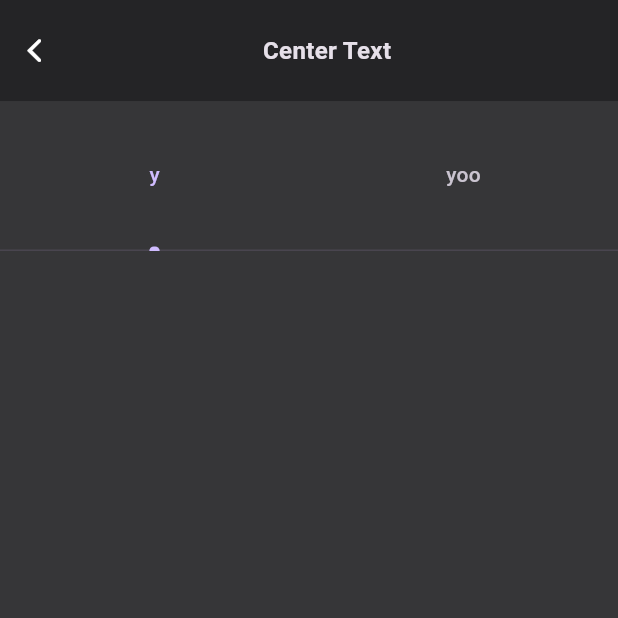
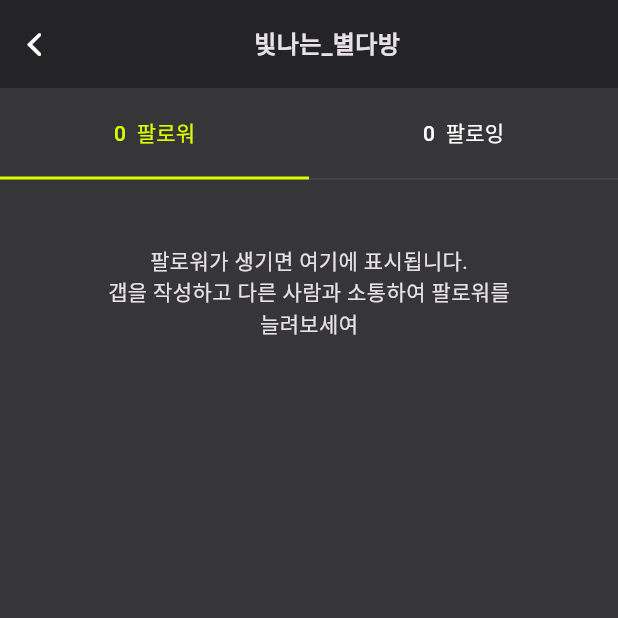
Before and after one commit to AbdurahmanAb/social_project, a Flutter app: the ProfileFollower screen opened directly, on a phone screen of 412 x 824 dp, the top half of it. Run offline on Flutter 3.47's test engine with Material 3 defaults, Android fonts, the phone set to English and light mode, and no system bars; our stand-ins replace get; missing offline and left inert: radio_group_v2.

Commit message:
profile thumnail follower page edited

```diff
--- a/lib/core/MyBottomSheet.dart
+++ b/lib/core/MyBottomSheet.dart
@@ -6,9 +6,9 @@ import '../utils/constants.dart';
 
 class MyBottomSheet {
 
-/// accept 4 (2, icons and 2 text) arguments to show when the bottomSheet is trigered
+/// accept 4 (2, icons and 2 text) arguments to show when the bottomSheet is opened
 ///  the elements will be displayed as row
-///
+///  MyBottoSheet.showBottomSheet(...argumentss) will open the bottomSheet
 
 
 
--- a/lib/features/profile/presentation/screen/profile_follow.dart
+++ b/lib/features/profile/presentation/screen/profile_follow_list.dart
@@ -1,9 +1,11 @@
 import 'package:flutter/material.dart';
+import 'package:kim/features/profile/presentation/widgets/no_follows.dart';
 import 'package:kim/features/profile/presentation/widgets/profile_top_bar.dart';
 import 'package:kim/utils/constants.dart';
 
 class ProfileFollower extends StatefulWidget {
-  const ProfileFollower({super.key});
+
+  const ProfileFollower({super.key, });
 
   @override
   State<ProfileFollower> createState() => _ProfileFollowerState();
@@ -11,6 +13,8 @@ class ProfileFollower extends StatefulWidget {
 
 class _ProfileFollowerState extends State<ProfileFollower> with TickerProviderStateMixin {
 late TabController tabController;
+final int follower =0;
+  final int following =0;
 
 void initState(){
   super.initState();
@@ -25,18 +29,25 @@ void initState(){
           child: Container(
         color: Constants.lightblack,
         child: Column(
-          children: [ProfileTopBar(text: "Center Text"),
+          children: [ProfileTopBar(text: "빛나는_별다방"),
           SizedBox(
-            height: 100,
+           height: Constants.height15*4,
             child: TabBar(
-
+              indicatorColor: Constants.appColor,
+            unselectedLabelColor: Constants.white,
+            labelColor: Constants.appColor,
+            indicatorSize: TabBarIndicatorSize.tab,
               controller: tabController,
               tabs: [
-                Text("y"),Text("yoo")
+                Text("$follower  팔로워"),
+                Text("$following  팔로잉")
               ]),
-          )
-
-
+          ),
+          SizedBox(height: Constants.height20 *2,),
+          Expanded(child: TabBarView(controller: tabController, children: [
+                 NoFollow(followerEnum:FollowerEnum.follower ),
+                  NoFollow(followerEnum:FollowerEnum.following ),
+          ]))
 
           ],
         ),
--- /dev/null
+++ b/lib/features/profile/presentation/widgets/no_follows.dart
@@ -0,0 +1,33 @@
+import 'package:flutter/material.dart';
+import 'package:kim/core/text/MidText.dart';
+import 'package:kim/utils/constants.dart';
+enum FollowerEnum{
+follower,
+following;
+}
+class NoFollow extends StatefulWidget {
+  final Enum followerEnum;
+  const NoFollow({super.key, required this.followerEnum});
+
+  @override
+  State<NoFollow> createState() => _NoFollowState();
+}
+
+class _NoFollowState extends State<NoFollow> {
+  @override
+  Widget build(BuildContext context) {
+    return widget.followerEnum==FollowerEnum.follower? Column(
+      children: [
+        MidText(size: Constants.mdFont, text:"팔로워가 생기면 여기에 표시됩니다."),
+        MidText(size: Constants.mdFont, text: "갭을 작성하고 다른 사람과 소통하여 팔로워를"),
+        MidText(size: Constants.mdFont, text: "늘려보세여")
+      ],
+    ):Column(
+      children: [
+        MidText(size: Constants.mdFont, text:"팔로우가 생기면 여기에 표시됩니다."),
+        MidText(size: Constants.mdFont, text: "상대방에게 먼저 팔로우를 하여 손을 내밀어 보세요."),
+        MidText(size: Constants.mdFont, text: "친구의 갭을 빠르게 확인할 수 있습니다.")
+      ],
+    );
+  }
+}
--- a/lib/features/profile/presentation/widgets/profile_top_bar.dart
+++ b/lib/features/profile/presentation/widgets/profile_top_bar.dart
@@ -1,5 +1,7 @@
 import 'package:flutter/cupertino.dart';
 import 'package:flutter/material.dart';
+import 'package:flutter/widgets.dart';
+import 'package:get/get.dart';
 import 'package:kim/utils/constants.dart';
 
 import '../../../../core/text/HeaderText.dart';
@@ -13,10 +15,14 @@ class ProfileTopBar extends StatelessWidget {
     return Container(
       color: Constants.black,
       padding: EdgeInsets.symmetric(
-          vertical: Constants.height20, horizontal: Constants.height10),
+          vertical: Constants.height20*0.8, horizontal: Constants.height10),
       child: Row(
         children: [
-          Icon(CupertinoIcons.back),
+          GestureDetector(
+            onTap: (){
+              Get.back();
+            },
+            child: Icon(CupertinoIcons.back)),
           Expanded(
               child: Center(
                   child: Header(
--- a/lib/main.dart
+++ b/lib/main.dart
@@ -1,13 +1,18 @@
 import 'package:flutter/material.dart';
+import 'package:flutter/services.dart';
 import 'package:get/get.dart';
 import 'package:kim/features/feed/domian/poll_controller.dart';
 import 'package:kim/routes/get_routes.dart';
+import 'package:kim/utils/constants.dart';
 import 'package:kim/utils/dependecies.dart';
 
 
 void main() async {
   WidgetsFlutterBinding.ensureInitialized();
  await init();
+  SystemChrome.setSystemUIOverlayStyle(SystemUiOverlayStyle(
+    statusBarColor: Constants.black, // Replace with your desired color
+  ));
   runApp( const MyApp());
 }
 
--- a/lib/routes/get_routes.dart
+++ b/lib/routes/get_routes.dart
@@ -1,4 +1,5 @@
 import 'package:get/get.dart';
+import 'package:kim/features/profile/presentation/screen/profile_edit.dart';
 import 'package:kim/features/profile/presentation/screen/profile_thumbnail.dart';
 import 'package:kim/features/Lounge_Feed/presentation/screen/main_yes_screen.dart';
 import 'package:kim/features/Lounge_Feed/presentation/screen/search_screen.dart';
@@ -23,6 +24,8 @@ class Routes {
   static const String write = "/write";
   static const String profile = "/profile";
   static const String follows = "/follows";
+  static const String profileEdit = "/profileEdit";
+
   static String getFeed(int id) => '$feed?id=$id';
   static String getImage(int id) => '$image?id=$id';
 
@@ -35,6 +38,7 @@ class Routes {
     GetPage(name: detailBrand, page: () => const DetailBrand()),
     GetPage(name: profile, page: () => const ProfileThumbnail()),
     GetPage(name: follows, page: () => const ProfileFollower()),
+    GetPage(name: profileEdit, page: ()=>ProfileEdit()),
     GetPage(
       name: write,
       page: () => const WriteVote(),
```
Also changed, not shown: lib/core/ui/avatar.dart (+5 -2 lines), lib/features/profile/presentation/screen/profile_edit.dart (added, +15 -0 lines), lib/features/profile/presentation/screen/profile_thumbnail.dart (+58 -8 lines), lib/features/profile/presentation/widgets/no_gab.dart (added, +22 -0 lines), assets/avatar/gab_logo.png (added), assets/avatar/gab_white.png (added).
